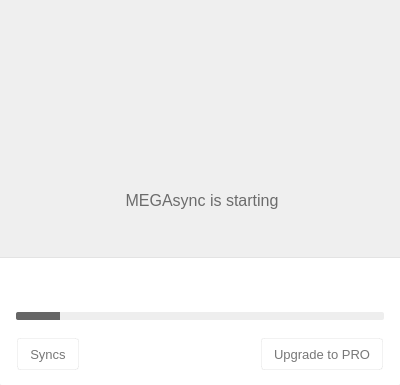
Above: src/MEGASync/gui/macx/InfoDialog.ui from meganz/MEGAsync before the change. Below: the same form after it.
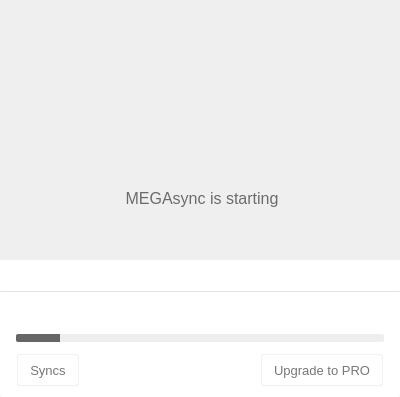
That is the form after the change. The open tabs and pages were chosen to show the change. Icons and pictures are not drawn. Custom widgets are drawn as their Qt base class.

Commit message: Integration of new widget within InfoDialog: - Regenerate layout - Manage animations - Callbacks between widget and main dialog - Other needed stuff

What changed in the file:
```diff
--- a/src/MEGASync/gui/macx/InfoDialog.ui
+++ b/src/MEGASync/gui/macx/InfoDialog.ui
@@ -7,19 +7,19 @@
     <x>0</x>
     <y>0</y>
     <width>400</width>
-    <height>385</height>
+    <height>397</height>
    </rect>
   </property>
   <property name="minimumSize">
    <size>
     <width>400</width>
-    <height>385</height>
+    <height>397</height>
    </size>
   </property>
   <property name="maximumSize">
    <size>
-    <width>402</width>
-    <height>385</height>
+    <width>400</width>
+    <height>557</height>
    </size>
   </property>
   <property name="windowTitle">
@@ -121,7 +121,7 @@
 background-color:  rgba(0, 0, 0, 5%);
 }
 
-#wContainerBottom
+#wContainerBottom, #wRecentUpdated
 {
 background-color: white;
 border-bottom-left-radius: 2px;
@@ -295,15 +295,21 @@
    </item>
    <item>
     <widget class="QWidget" name="wContainerHeader" native="true">
+     <property name="sizePolicy">
+      <sizepolicy hsizetype="Fixed" vsizetype="Fixed">
+       <horstretch>0</horstretch>
+       <verstretch>0</verstretch>
+      </sizepolicy>
+     </property>
      <property name="minimumSize">
       <size>
-       <width>0</width>
+       <width>400</width>
        <height>248</height>
       </size>
      </property>
      <property name="maximumSize">
       <size>
-       <width>16777215</width>
+       <width>400</width>
        <height>248</height>
       </size>
      </property>
@@ -495,6 +501,18 @@
       </item>
       <item>
        <widget class="QWidget" name="wActiveTransfersContainer" native="true">
+        <property name="minimumSize">
+         <size>
+          <width>0</width>
+          <height>188</height>
+         </size>
+        </property>
+        <property name="maximumSize">
+         <size>
+          <width>16777215</width>
+          <height>188</height>
+         </size>
+        </property>
         <property name="styleSheet">
          <string notr="true"/>
         </property>
@@ -519,13 +537,13 @@
            <property name="minimumSize">
             <size>
              <width>0</width>
-             <height>190</height>
+             <height>188</height>
             </size>
            </property>
            <property name="maximumSize">
             <size>
              <width>16777215</width>
-             <height>190</height>
+             <height>188</height>
             </size>
            </property>
            <property name="styleSheet">
@@ -538,13 +556,13 @@
             <property name="minimumSize">
              <size>
               <width>0</width>
-              <height>190</height>
+              <height>188</height>
              </size>
             </property>
             <property name="maximumSize">
              <size>
               <width>16777215</width>
-              <height>190</height>
+              <height>188</height>
              </size>
             </property>
             <layout class="QVBoxLayout" name="verticalLayout_8">
@@ -1127,34 +1145,78 @@
      </layout>
     </widget>
    </item>
+   <item>
+    <widget class="RecentlyUpdated" name="wRecentUpdated" native="true">
+     <property name="sizePolicy">
+      <sizepolicy hsizetype="MinimumExpanding" vsizetype="MinimumExpanding">
+       <horstretch>0</horstretch>
+       <verstretch>0</verstretch>
+      </sizepolicy>
+     </property>
+     <property name="minimumSize">
+      <size>
+       <width>400</width>
+       <height>31</height>
+      </size>
+     </property>
+     <property name="maximumSize">
+      <size>
+       <width>400</width>
+       <height>31</height>
+      </size>
+     </property>
+    </widget>
+   </item>
+   <item>
+    <spacer name="vRupdatedSpacer">
+     <property name="orientation">
+      <enum>Qt::Vertical</enum>
+     </property>
+     <property name="sizeHint" stdset="0">
+      <size>
+       <width>20</width>
+       <height>0</height>
+      </size>
+     </property>
+    </spacer>
+   </item>
    <item>
     <widget class="QWidget" name="wSeparator" native="true">
      <property name="minimumSize">
       <size>
-       <width>0</width>
+       <width>400</width>
        <height>1</height>
       </size>
      </property>
      <property name="maximumSize">
       <size>
-       <width>16777215</width>
+       <width>400</width>
        <height>1</height>
       </size>
      </property>
+     <property name="styleSheet">
+      <string notr="true"/>
+     </property>
     </widget>
    </item>
    <item>
     <widget class="QWidget" name="wContainerBottom" native="true">
+     <property name="sizePolicy">
+      <sizepolicy hsizetype="Fixed" vsizetype="Fixed">
+       <horstretch>0</horstretch>
+       <verstretch>0</verstretch>
+      </sizepolicy>
+     </property>
      <property name="minimumSize">
       <size>
-       <width>0</width>
-       <height>127</height>
+       <width>400</width>
+       <height>105</height>
       </size>
      </property>
      <property name="maximumSize">
       <size>
-       <width>16777215</width>
-       <height>127</height>
+       <width>400</width>
+       <height>105</height>
       </size>
      </property>
      <layout class="QVBoxLayout" name="verticalLayout">
@@ -1896,6 +1958,12 @@
    <header location="global">AvatarWidget.h</header>
    <container>1</container>
   </customwidget>
+  <customwidget>
+   <class>RecentlyUpdated</class>
+   <extends>QWidget</extends>
+   <header location="global">RecentlyUpdated.h</header>
+   <container>1</container>
+  </customwidget>
  </customwidgets>
  <tabstops>
   <tabstop>bSettings</tabstop>
```
Left out of the diff: 30 changed lines with no effect on the pictures. The commit also changes 2 other files.
